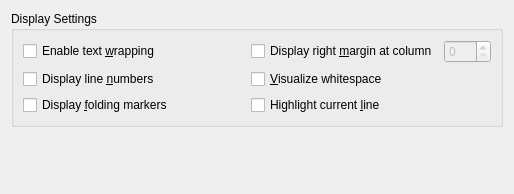
The window that src/plugins/texteditor/displaysettingspage.ui (qt-creator/qt-creator) describes before a commit, drawn with Qt 5.
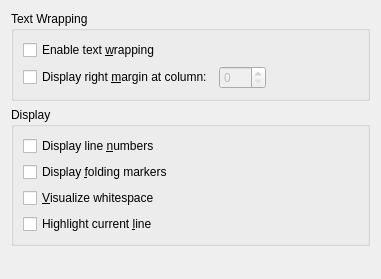
The same window after the commit.

Commit message:
Added tooltips to editor settings and tweaked layout
Looks a bit nicer now and the tooltips explain some of the options a bit
better. Header texts have also been simplified.

```diff
--- a/src/plugins/texteditor/displaysettingspage.ui
+++ b/src/plugins/texteditor/displaysettingspage.ui
@@ -6,26 +6,86 @@
    <rect>
     <x>0</x>
     <y>0</y>
-    <width>514</width>
-    <height>194</height>
+    <width>381</width>
+    <height>279</height>
    </rect>
   </property>
   <property name="windowTitle">
    <string>Form</string>
   </property>
   <layout class="QGridLayout" name="gridLayout_3">
+   <item row="2" column="0">
+    <spacer name="verticalSpacer">
+     <property name="orientation">
+      <enum>Qt::Vertical</enum>
+     </property>
+     <property name="sizeHint" stdset="0">
+      <size>
+       <width>20</width>
+       <height>8</height>
+      </size>
+     </property>
+    </spacer>
+   </item>
+   <item row="1" column="0">
+    <widget class="QGroupBox" name="groupBox">
+     <property name="title">
+      <string>Display</string>
+     </property>
+     <layout class="QGridLayout" name="gridLayout_2">
+      <item row="0" column="0">
+       <widget class="QCheckBox" name="displayLineNumbers">
+        <property name="text">
+         <string>Display line &amp;numbers</string>
+        </property>
+       </widget>
+      </item>
+      <item row="1" column="0">
+       <widget class="QCheckBox" name="displayFoldingMarkers">
+        <property name="text">
+         <string>Display &amp;folding markers</string>
+        </property>
+       </widget>
+      </item>
+      <item row="2" column="0">
+       <widget class="QCheckBox" name="visualizeWhitespace">
+        <property name="toolTip">
+         <string>Show tabs and spaces.</string>
+        </property>
+        <property name="text">
+         <string>&amp;Visualize whitespace</string>
+        </property>
+       </widget>
+      </item>
+      <item row="3" column="0">
+       <widget class="QCheckBox" name="highlightCurrentLine">
+        <property name="text">
+         <string>Highlight current &amp;line</string>
+        </property>
+       </widget>
+      </item>
+     </layout>
+    </widget>
+   </item>
    <item row="0" column="0">
     <widget class="QGroupBox" name="groupBoxDisplaySettings">
      <property name="title">
-      <string>Display Settings</string>
+      <string>Text Wrapping</string>
      </property>
-     <layout class="QGridLayout">
-      <item row="0" column="1">
+     <layout class="QGridLayout" name="gridLayout">
+      <item row="0" column="0">
+       <widget class="QCheckBox" name="enableTextWrapping">
+        <property name="text">
+         <string>Enable text &amp;wrapping</string>
+        </property>
+       </widget>
+      </item>
+      <item row="1" column="0">
        <layout class="QHBoxLayout" name="horizontalLayout">
         <item>
          <widget class="QCheckBox" name="showWrapColumn">
           <property name="text">
-           <string>Display right &amp;margin at column</string>
+           <string>Display right &amp;margin at column:</string>
           </property>
          </widget>
         </item>
@@ -39,59 +99,24 @@
           </property>
          </widget>
         </item>
+        <item>
+         <spacer name="horizontalSpacer">
+          <property name="orientation">
+           <enum>Qt::Horizontal</enum>
+          </property>
+          <property name="sizeHint" stdset="0">
+           <size>
+            <width>40</width>
+            <height>20</height>
+           </size>
+          </property>
+         </spacer>
+        </item>
        </layout>
       </item>
-      <item row="0" column="0">
-       <widget class="QCheckBox" name="enableTextWrapping">
-        <property name="text">
-         <string>Enable text &amp;wrapping</string>
-        </property>
-       </widget>
-      </item>
-      <item row="3" column="0">
-       <widget class="QCheckBox" name="displayLineNumbers">
-        <property name="text">
-         <string>Display line &amp;numbers</string>
-        </property>
-       </widget>
-      </item>
-      <item row="3" column="1">
-       <widget class="QCheckBox" name="visualizeWhitespace">
-        <property name="text">
-         <string>&amp;Visualize whitespace</string>
-        </property>
-       </widget>
-      </item>
-      <item row="4" column="0">
-       <widget class="QCheckBox" name="displayFoldingMarkers">
-        <property name="text">
-         <string>Display &amp;folding markers</string>
-        </property>
-       </widget>
-      </item>
-      <item row="4" column="1">
-       <widget class="QCheckBox" name="highlightCurrentLine">
-        <property name="text">
-         <string>Highlight current &amp;line</string>
-        </property>
-       </widget>
-      </item>
      </layout>
     </widget>
    </item>
-   <item row="1" column="0">
-    <spacer name="verticalSpacer">
-     <property name="orientation">
-      <enum>Qt::Vertical</enum>
-     </property>
-     <property name="sizeHint" stdset="0">
-      <size>
-       <width>20</width>
-       <height>8</height>
-      </size>
-     </property>
-    </spacer>
-   </item>
   </layout>
  </widget>
  <resources/>
```
The commit also changes 3 other files.
